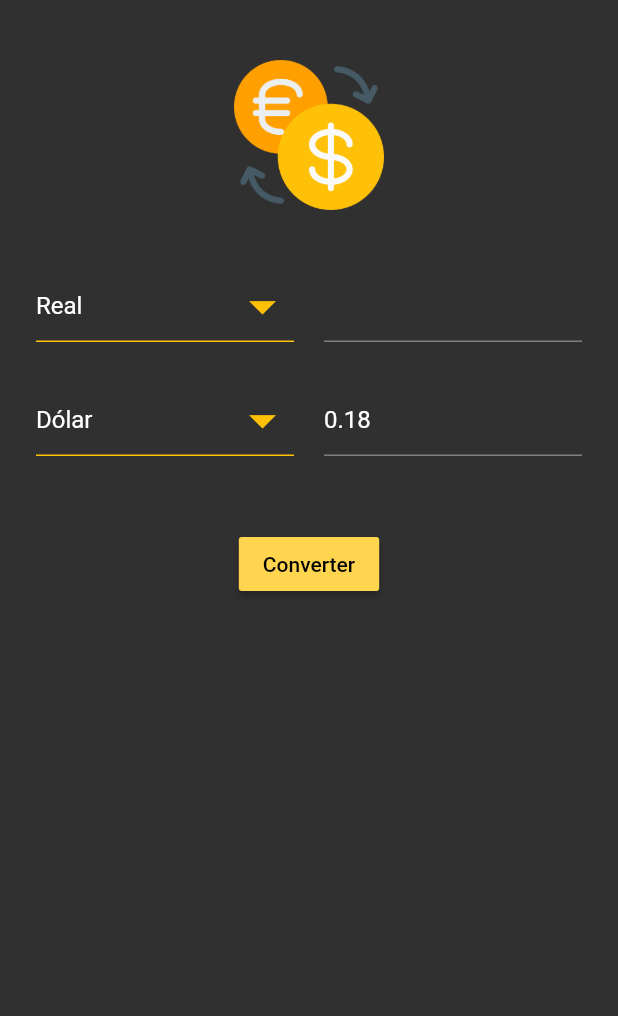
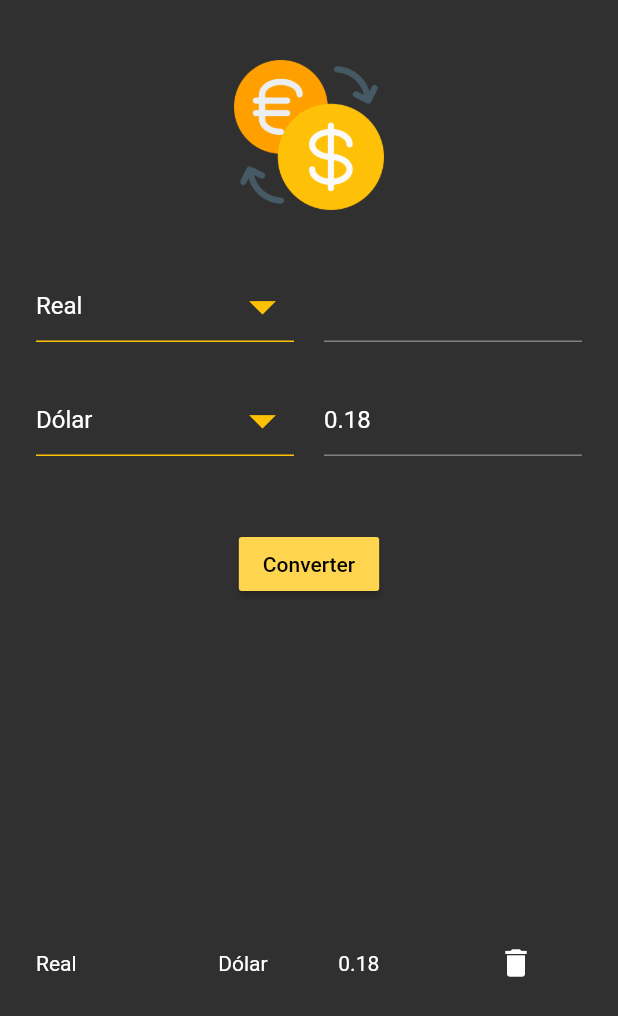
Before and after one commit to carlosfavero/flutter_convert_coin, a Flutter app: the screen it shows after launch, after a tap on "Converter", on a phone screen of 412 x 824 dp. Shown: the top 1016 px of the screen. Run offline on Flutter 3.47's test engine with Material 2 defaults, Android fonts, the phone set to English and light mode, and no system bars; our stand-ins replace sqflite; accounts and stored records are empty.

Commit message:
Add registro das converções em sqlite

```diff
--- /dev/null
+++ b/lib/database/currency_helper.dart
@@ -0,0 +1,78 @@
+import 'package:convertCoin/models/currency_info.dart';
+import 'package:sqflite/sqflite.dart';
+import 'package:sqflite/sqlite_api.dart';
+
+final String tableName = 'currency';
+final String columnId = 'id';
+final String columnToCurrency = 'tocurrency';
+final String columnFromCurrency = 'fromcurrency';
+final String columnToText = 'totext' ;
+final String columnFromText = 'fromtext';
+
+class CurrencyHelper {
+  static Database _database;
+  static CurrencyHelper _alarmHelper;
+
+  CurrencyHelper._createInstance();
+  factory CurrencyHelper() {
+    if (_alarmHelper == null) {
+      _alarmHelper = CurrencyHelper._createInstance();
+    }
+    return _alarmHelper;
+  }
+
+  Future<Database> get database async {
+    if(_database == null) {
+      _database = await initializeDatabase();
+    }
+    return _database;
+  }
+
+  Future<Database> initializeDatabase() async {
+    var dir = await getDatabasesPath();
+    var path = dir + 'convertcoin.db';
+
+    var database = await openDatabase(
+      path,
+      version: 1,
+      onCreate: (db, version) {
+        db.execute('''
+          CREATE TABLE $tableName (
+            $columnId INTEGER PRIMARY KEY AUTOINCREMENT,
+            $columnToCurrency TEXT NOT NULL,
+            $columnFromCurrency TEXT NOT NULL,
+            $columnToText  TEXT NOT NULL,
+            $columnFromText TEXT NOT NULL
+          )
+        ''');
+      },
+    );
+    return database;
+  }
+
+  void insertCurrency(CurrencyInfo currencyInfo) async {
+    var db = await this.database;
+    var result = await db.insert(tableName, currencyInfo.toMap());
+    print('result $result');
+  }
+
+  Future<List<CurrencyInfo>> getCurrency() async {
+    List<CurrencyInfo> _alarms = [];
+
+    var db = await this.database;
+    var result = await db.query(tableName, orderBy: '$columnId DESC');
+    result.forEach((element) {
+      var alarmInfo = CurrencyInfo.fromMap(element);
+      _alarms.add(alarmInfo);
+    });
+
+    return _alarms;
+  }
+
+  Future<int> delete(int id) async {
+    var db = await this.database;
+    return await db.delete(tableName, where: '$columnId = ?', whereArgs: [id]);
+  }
+
+
+}
--- a/lib/main.dart
+++ b/lib/main.dart
@@ -9,6 +9,7 @@ class MyApp extends StatelessWidget {
   @override
   Widget build(BuildContext context) {
     return MaterialApp(
+      checkerboardOffscreenLayers: true,
       theme: ThemeData.dark(),
       debugShowCheckedModeBanner: false,
       home: HomePage(),
--- /dev/null
+++ b/lib/models/currency_info.dart
@@ -0,0 +1,26 @@
+class CurrencyInfo {
+  int id;
+  String toCurrency;
+  String fromCurrency;
+  String toText;
+  String fromText;
+
+  CurrencyInfo({this.id, this.toCurrency, this.fromCurrency, this.toText, this.fromText});
+
+  factory CurrencyInfo.fromMap(Map<String, dynamic> json) => CurrencyInfo(
+        id: json["id"],
+        toCurrency: json["tocurrency"],
+        fromCurrency: json["fromcurrency"],
+        toText: json["totext"],
+        fromText: json["fromtext"],
+      );
+
+  Map<String, dynamic> toMap() => {
+        "id": id,
+        "tocurrency": toCurrency,
+        "fromcurrency": fromCurrency,
+        "totext": toText,
+        "fromtext": fromText,
+      };
+
+}
--- a/lib/views/home_page.dart
+++ b/lib/views/home_page.dart
@@ -1,4 +1,6 @@
 import 'package:convertCoin/controllers/home_controller.dart';
+import 'package:convertCoin/database/currency_helper.dart';
+import 'package:convertCoin/models/currency_info.dart';
 import 'package:convertCoin/views/components/currency_row.dart';
 import 'package:flutter/material.dart';
 
@@ -8,29 +10,48 @@ class HomePage extends StatefulWidget {
 }
 
 class _HomePageState extends State<HomePage> {
+  CurrencyHelper _currencyHelper = CurrencyHelper();
+  Future<List<CurrencyInfo>> _currency;
+  List<CurrencyInfo> _current;
+
   final TextEditingController toText = TextEditingController();
   final TextEditingController fromText = TextEditingController();
   HomeController homeController;
 
   @override
-  void initState(){
+  void initState() {
     super.initState();
+    _currencyHelper.initializeDatabase().then((value) {
+      print('------database intialized');
+      loadCurrency();
+    });
     homeController = HomeController(toText: toText, fromText: fromText);
   }
 
+  void loadCurrency() async {
+    _currency = _currencyHelper.getCurrency();
+    setState(() {});
+  }
 
   @override
   Widget build(BuildContext context) {
     return Scaffold(
-      body: ListView(
+      body: Column(
+        mainAxisSize: MainAxisSize.max,
+        children: [
+          Expanded(
+            flex: 3,
+            child: ListView(
               children: [
                 Padding(
                     padding: const EdgeInsets.symmetric(vertical: 0, horizontal: 24),
                     child: Column(
                       children: [
-              SizedBox(height: 40,),
+                        SizedBox(
+                          height: 40,
+                        ),
                         GestureDetector(
-                onTap: (){
+                          onTap: () {
                             convert(context);
                           },
                           child: Image.asset(
@@ -39,7 +60,9 @@ class _HomePageState extends State<HomePage> {
                             height: 100,
                           ),
                         ),
-              SizedBox(height: 40,),
+                        SizedBox(
+                          height: 40,
+                        ),
                         CurrencyRow(
                           selectedItem: homeController.toCurrency,
                           controller: toText,
@@ -51,7 +74,9 @@ class _HomePageState extends State<HomePage> {
                             });
                           },
                         ),
-              SizedBox(height: 20,),
+                        SizedBox(
+                          height: 20,
+                        ),
                         CurrencyRow(
                           selectedItem: homeController.fromCurrency,
                           controller: fromText,
@@ -63,7 +88,9 @@ class _HomePageState extends State<HomePage> {
                             });
                           },
                         ),
-              SizedBox(height: 40,),
+                        SizedBox(
+                          height: 40,
+                        ),
                         RaisedButton(
                           color: Colors.amber[300],
                           child: Text(
@@ -80,12 +107,95 @@ class _HomePageState extends State<HomePage> {
                     ),
                   ),
               ]
+            ),
+          ),
+          Expanded(
+            flex: 1,
+            child: FutureBuilder<List<CurrencyInfo>>(
+              future: _currency,
+              builder: (context, snapshot) {
+                if (snapshot.hasData) {
+                  _current = snapshot.data;
+                  return ListView(
+                    children: snapshot.data.map<Widget>((currency) {
+                      return Padding(
+                        padding: const EdgeInsets.symmetric(vertical: 0, horizontal: 24),
+                        child: Column(
+                          crossAxisAlignment: CrossAxisAlignment.start,
+                          children: <Widget>[
+                            Row(
+                              mainAxisAlignment: MainAxisAlignment.spaceBetween,
+                              children: <Widget>[
+                                Text(
+                                  currency.toCurrency,
+                                  style: TextStyle(
+                                    color: Colors.white,
+                                  ),
+                                ),
+                                SizedBox(width: 10,),
+                                Text(
+                                  currency.toText,
+                                  style: TextStyle(
+                                    color: Colors.white,
+                                  ),
+                                ),
+                                SizedBox(width: 10,),
+                                Text(
+                                  currency.fromCurrency,
+                                  style: TextStyle(
+                                    color: Colors.white,
+                                  ),
+                                ),
+                                SizedBox(width: 10,),
+                                Text(
+                                  currency.fromText,
+                                  style: TextStyle(
+                                    color: Colors.white,
+                                  ),
+                                ),
+                                SizedBox(width: 10,),
+                                FlatButton(
+                                  onPressed: () {
+                                    onDelete(currency.id);
+                                  },
+                                  child: Icon(Icons.delete)
+                                ),
+                              ]
                             )
+                          ]
+                        ),
+                      );
+                    }).toList(),
+                  );
+                }
+                return Text('No data');
+              }),
+          ),
+        ],
+      ),
     );
   }
 
   void convert(BuildContext context) {
     homeController.convert();
+    onSave();
     FocusScope.of(context).unfocus();
   }
+
+  void onSave() {
+    var currencyInfo = CurrencyInfo(
+      toCurrency: homeController.toCurrency.name,
+      fromCurrency: homeController.fromCurrency.name,
+      toText: toText.text,
+      fromText: fromText.text,
+    );
+    _currencyHelper.insertCurrency(currencyInfo);
+    loadCurrency();
   }
+
+  void onDelete(int id) {
+    _currencyHelper.delete(id);
+    loadCurrency();
+  }
+
+}
--- a/pubspec.yaml
+++ b/pubspec.yaml
@@ -21,6 +21,7 @@ environment:
   sdk: ">=2.7.0 <3.0.0"
 
 dependencies:
+  sqflite: ^1.3.2+2
   flutter:
     sdk: flutter
 
```
Also changed, not shown: pubspec.lock. Lines whose indentation alone changed are shown as unchanged.
